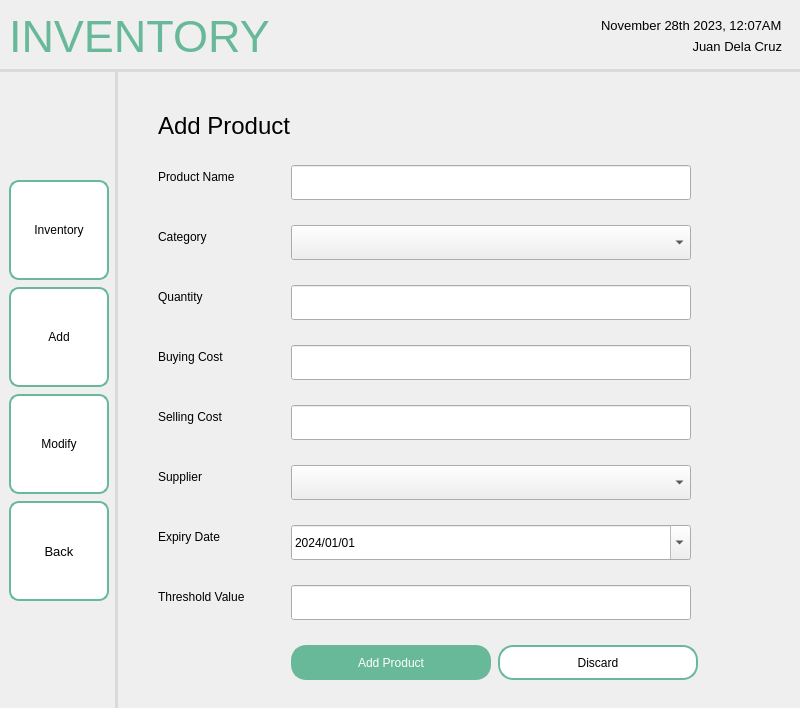
The window that screens/ui/admin_ui/admin_inventory/inventoryAddProduct.ui (sehae/POS-with-Inventory-System) describes before a commit, drawn with Qt 5.
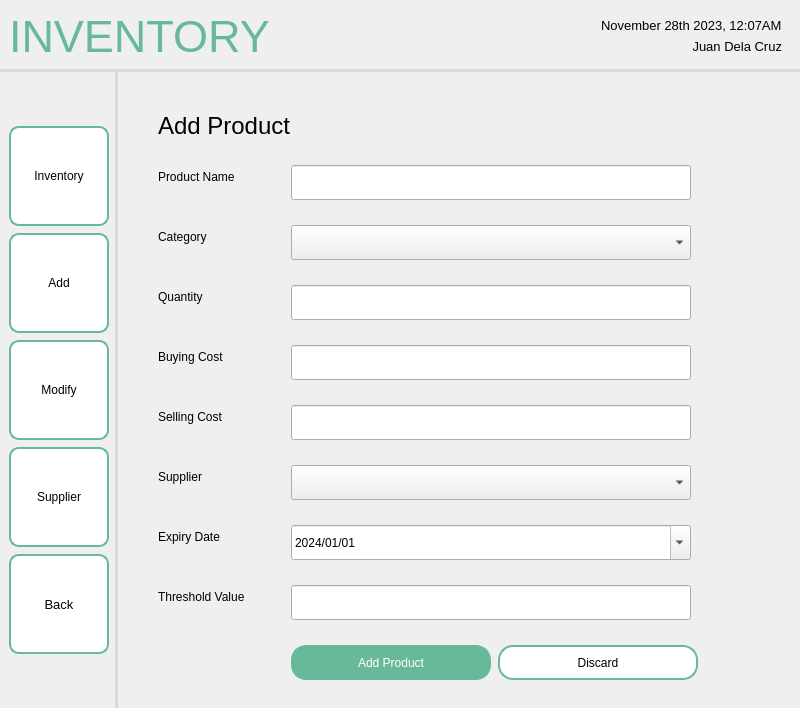
The same window after the commit. Icons and pictures are not drawn.

Patch:
```diff
--- a/screens/ui/admin_ui/admin_inventory/inventoryAddProduct.ui
+++ b/screens/ui/admin_ui/admin_inventory/inventoryAddProduct.ui
@@ -199,6 +199,43 @@
             </property>
            </widget>
           </item>
+          <item>
+           <widget class="QPushButton" name="pushButton_12">
+            <property name="minimumSize">
+             <size>
+              <width>100</width>
+              <height>100</height>
+             </size>
+            </property>
+            <property name="maximumSize">
+             <size>
+              <width>100</width>
+              <height>100</height>
+             </size>
+            </property>
+            <property name="styleSheet">
+             <string notr="true">QPushButton {
+    background-color: white;
+    border: 2px solid #67B99A;
+    color: black;
+    padding: 8px 16px;
+    border-radius: 10px;
+}
+
+QPushButton:hover {
+    border: 2px solid #4D926D;
+}
+
+QPushButton:pressed {
+	background-color: #F0F0F0;
+	border: 2px solid #265C42;
+}</string>
+            </property>
+            <property name="text">
+             <string>Supplier</string>
+            </property>
+           </widget>
+          </item>
           <item>
            <widget class="QPushButton" name="pushButton">
             <property name="sizePolicy">
```
